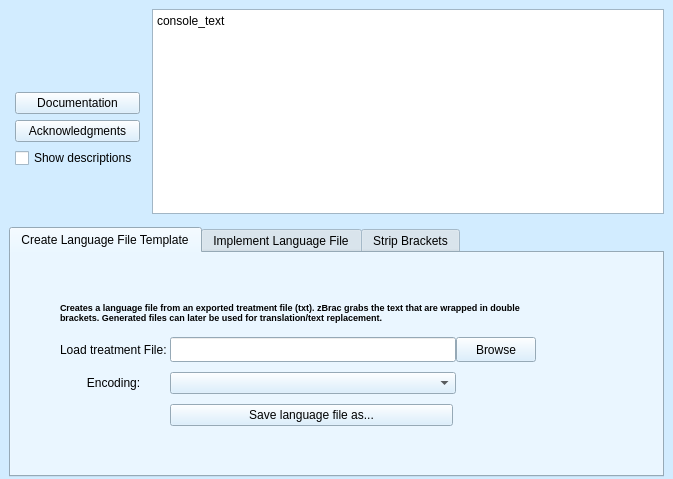
seyhunsaral/zbrac, file ui/mainwindow.ui: the form before one commit.
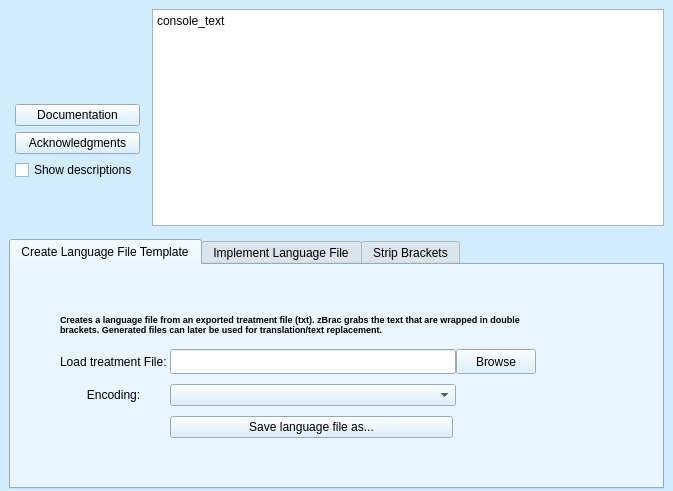
The form after the commit. Icons and pictures are not drawn.

```diff
--- a/ui/mainwindow.ui
+++ b/ui/mainwindow.ui
@@ -13,7 +13,7 @@
     <x>0</x>
     <y>0</y>
     <width>673</width>
-    <height>479</height>
+    <height>491</height>
    </rect>
   </property>
   <property name="sizePolicy">
```
Left out of the diff: 52 changed lines with no effect on the pictures.
